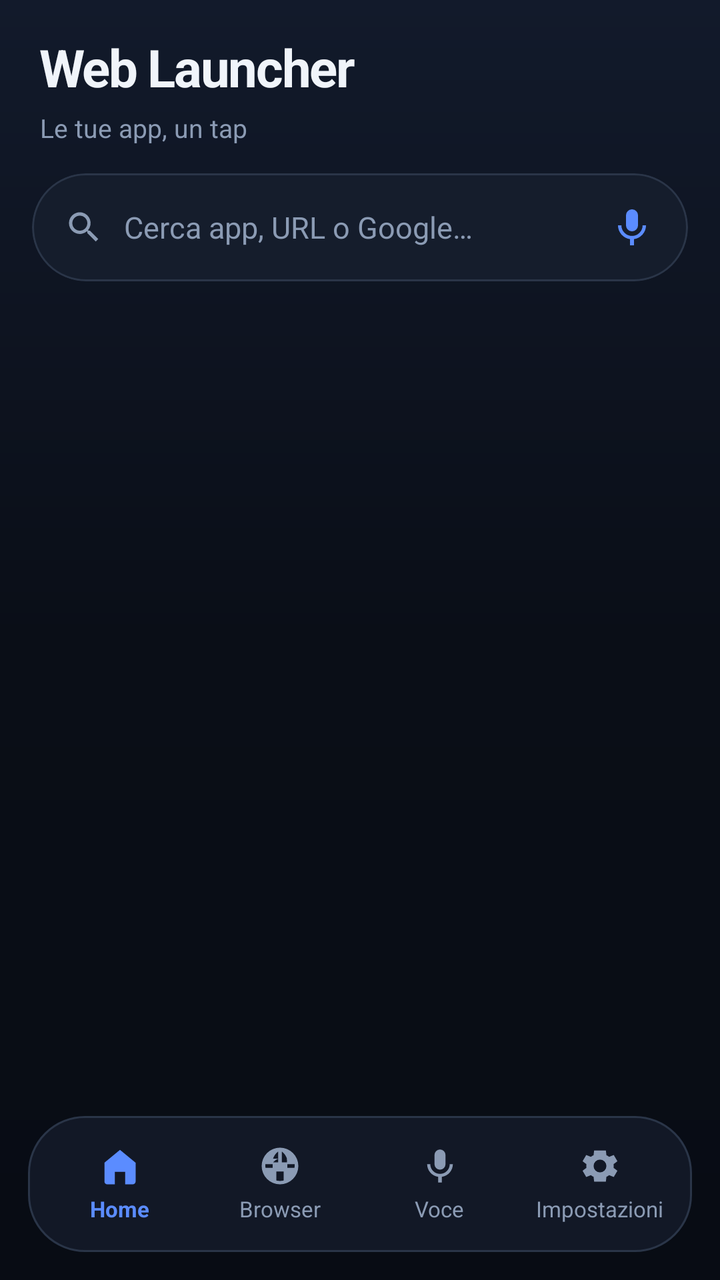
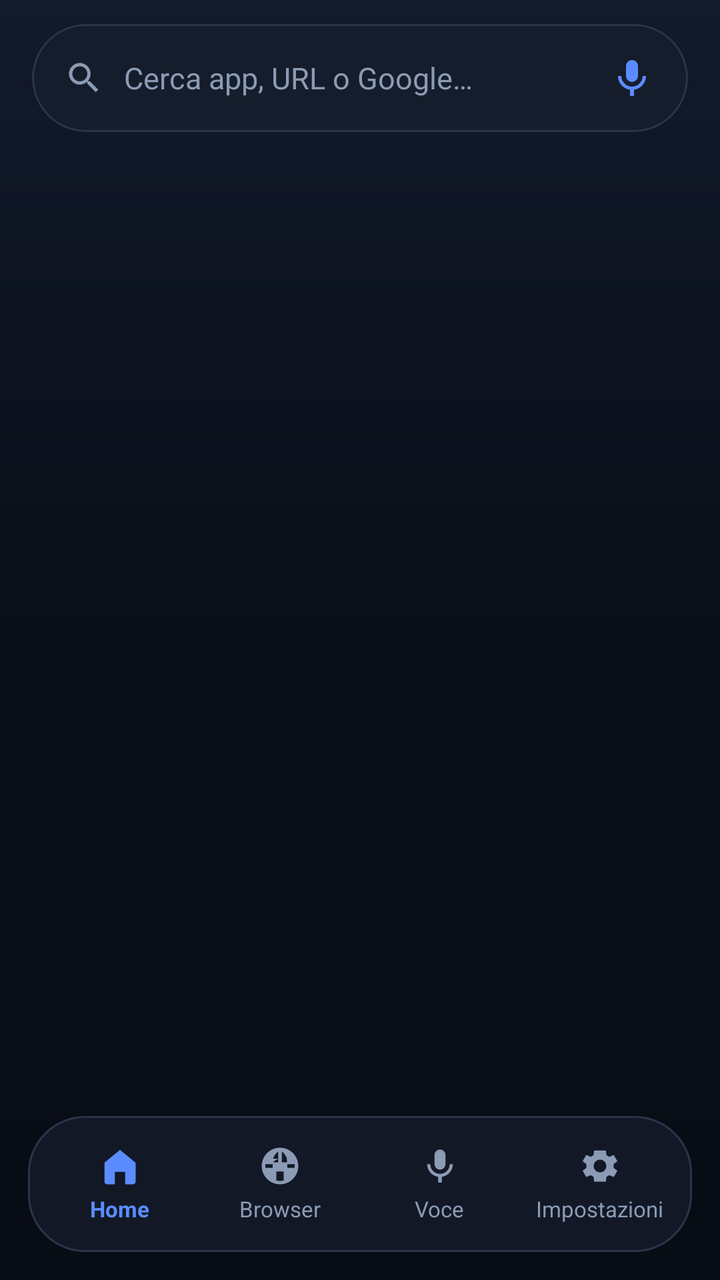

The first picture is an Android layout as it rendered before a commit; the second is the same layout after the commit. The layout source and the unified diff follow.
<!-- AndroidManifest.xml: activity theme Theme.WebLauncher -->
<!-- res/layout/activity_main.xml -->
<?xml version="1.0" encoding="utf-8"?>
<androidx.constraintlayout.widget.ConstraintLayout
    xmlns:android="http://schemas.android.com/apk/res/android"
    xmlns:app="http://schemas.android.com/apk/res-auto"
    android:layout_width="match_parent"
    android:layout_height="match_parent"
    android:background="@drawable/bg_screen">

    <LinearLayout
        android:id="@+id/homePanel"
        android:layout_width="0dp"
        android:layout_height="0dp"
        android:orientation="vertical"
        app:layout_constraintTop_toTopOf="parent"
        app:layout_constraintBottom_toTopOf="@id/bottomBar"
        app:layout_constraintStart_toStartOf="parent"
        app:layout_constraintEnd_toEndOf="parent">

        <LinearLayout
            android:id="@+id/header"
            android:layout_width="match_parent"
            android:layout_height="wrap_content"
            android:orientation="vertical"
            android:paddingHorizontal="16dp"
            android:paddingTop="16dp"
            android:paddingBottom="8dp"
            android:background="@android:color/transparent">

            <TextView
                android:layout_width="wrap_content"
                android:layout_height="wrap_content"
                android:text="Web Launcher"
                android:textColor="@color/text"
                android:textSize="26sp"
                android:textStyle="bold"
                android:letterSpacing="-0.03"
                android:layout_marginBottom="4dp"
                android:layout_marginStart="4dp" />

            <TextView
                android:layout_width="wrap_content"
                android:layout_height="wrap_content"
                android:text="Le tue app, un tap"
                android:textColor="@color/text_muted"
                android:textSize="13sp"
                android:layout_marginBottom="14dp"
                android:layout_marginStart="4dp" />

            <com.google.android.material.card.MaterialCardView
                android:layout_width="match_parent"
                android:layout_height="54dp"
                app:cardCornerRadius="27dp"
                app:cardBackgroundColor="@color/search_bg"
                app:cardElevation="0dp"
                app:strokeWidth="1dp"
                app:strokeColor="@color/stroke">

                <LinearLayout
                    android:layout_width="match_parent"
                    android:layout_height="match_parent"
                    android:orientation="horizontal"
                    android:gravity="center_vertical"
                    android:paddingStart="16dp"
                    android:paddingEnd="6dp">

                    <ImageView
                        android:layout_width="20dp"
                        android:layout_height="20dp"
                        android:src="@drawable/ic_search"
                        app:tint="@color/text_muted"
                        android:contentDescription="@null" />

                    <EditText
                        android:id="@+id/searchInput"
                        android:layout_width="0dp"
                        android:layout_height="match_parent"
                        android:layout_weight="1"
                        android:layout_marginStart="10dp"
                        android:background="@android:color/transparent"
                        android:hint="@string/search_hint"
                        android:textColorHint="@color/text_muted"
                        android:textColor="@color/text"
                        android:textSize="15sp"
                        android:inputType="text"
                        android:imeOptions="actionSearch"
                        android:maxLines="1"
                        android:importantForAutofill="no" />

                    <ImageButton
                        android:id="@+id/btnMic"
                        android:layout_width="44dp"
                        android:layout_height="44dp"
                        android:background="?attr/selectableItemBackgroundBorderless"
                        android:src="@drawable/ic_nav_mic"
                        android:contentDescription="@string/voice"
                        app:tint="@color/accent" />
                </LinearLayout>
            </com.google.android.material.card.MaterialCardView>
        </LinearLayout>

        <TextView
            android:id="@+id/webSearchHint"
            android:layout_width="match_parent"
            android:layout_height="wrap_content"
            android:paddingHorizontal="20dp"
            android:paddingTop="8dp"
            android:paddingBottom="2dp"
            android:textColor="@color/accent"
            android:textSize="13sp"
            android:textStyle="bold"
            android:visibility="gone" />

        <androidx.recyclerview.widget.RecyclerView
            android:id="@+id/recycler"
            android:layout_width="match_parent"
            android:layout_height="0dp"
            android:layout_weight="1"
            android:clipToPadding="false"
            android:paddingHorizontal="10dp"
            android:paddingTop="4dp"
            android:paddingBottom="16dp" />
    </LinearLayout>

    <LinearLayout
        android:id="@+id/browserPanel"
        android:layout_width="0dp"
        android:layout_height="0dp"
        android:orientation="vertical"
        android:visibility="gone"
        app:layout_constraintTop_toTopOf="parent"
        app:layout_constraintBottom_toTopOf="@id/bottomBar"
        app:layout_constraintStart_toStartOf="parent"
        app:layout_constraintEnd_toEndOf="parent">

        <LinearLayout
            android:layout_width="match_parent"
            android:layout_height="52dp"
            android:orientation="horizontal"
            android:gravity="center_vertical"
            android:background="@color/bg_elevated"
            android:paddingHorizontal="6dp">

            <ImageButton android:id="@+id/btnWebBack" android:layout_width="42dp" android:layout_height="42dp" android:background="?attr/selectableItemBackgroundBorderless" android:src="@android:drawable/ic_media_previous" app:tint="@color/text" android:contentDescription="Indietro" />
            <ImageButton android:id="@+id/btnWebForward" android:layout_width="42dp" android:layout_height="42dp" android:background="?attr/selectableItemBackgroundBorderless" android:src="@android:drawable/ic_media_next" app:tint="@color/text" android:contentDescription="Avanti" />
            <ImageButton android:id="@+id/btnWebRefresh" android:layout_width="42dp" android:layout_height="42dp" android:background="?attr/selectableItemBackgroundBorderless" android:src="@android:drawable/ic_popup_sync" app:tint="@color/text" android:contentDescription="Aggiorna" />

            <TextView android:id="@+id/webTitle" android:layout_width="0dp" android:layout_height="wrap_content" android:layout_weight="1" android:textColor="@color/text" android:textSize="13sp" android:maxLines="1" android:ellipsize="end" android:paddingHorizontal="8dp" android:textStyle="bold" />

            <ImageButton
                android:id="@+id/btnWebAdd"
                android:layout_width="42dp"
                android:layout_height="42dp"
                android:background="?attr/selectableItemBackgroundBorderless"
                android:src="@android:drawable/btn_star_big_off"
                app:tint="@color/star"
                android:contentDescription="Aggiungi a home" />

            <ImageButton android:id="@+id/btnWebExternal" android:layout_width="42dp" android:layout_height="42dp" android:background="?attr/selectableItemBackgroundBorderless" android:src="@android:drawable/ic_menu_share" app:tint="@color/text_muted" android:contentDescription="Apri esterno" />
            <ImageButton android:id="@+id/btnWebClose" android:layout_width="42dp" android:layout_height="42dp" android:background="?attr/selectableItemBackgroundBorderless" android:src="@android:drawable/ic_menu_close_clear_cancel" app:tint="@color/danger" android:contentDescription="Chiudi" />
        </LinearLayout>

        <ProgressBar android:id="@+id/webProgress" style="?android:attr/progressBarStyleHorizontal" android:layout_width="match_parent" android:layout_height="3dp" android:max="100" android:progress="0" android:progressTint="@color/accent" android:visibility="gone" />

        <WebView android:id="@+id/webView" android:layout_width="match_parent" android:layout_height="0dp" android:layout_weight="1" />
    </LinearLayout>

    <FrameLayout
        android:id="@+id/bottomBar"
        android:layout_width="0dp"
        android:layout_height="wrap_content"
        android:paddingHorizontal="14dp"
        android:paddingBottom="14dp"
        android:paddingTop="6dp"
        android:background="@android:color/transparent"
        app:layout_constraintBottom_toBottomOf="parent"
        app:layout_constraintStart_toStartOf="parent"
        app:layout_constraintEnd_toEndOf="parent">

        <LinearLayout
            android:layout_width="match_parent"
            android:layout_height="68dp"
            android:orientation="horizontal"
            android:gravity="center"
            android:background="@drawable/bg_bottom_bar"
            android:paddingHorizontal="6dp">

            <LinearLayout android:id="@+id/navHome" android:layout_width="0dp" android:layout_height="match_parent" android:layout_weight="1" android:orientation="vertical" android:gravity="center" android:background="?attr/selectableItemBackgroundBorderless" android:paddingVertical="6dp">
                <ImageView android:id="@+id/iconHome" android:layout_width="22dp" android:layout_height="22dp" android:src="@drawable/ic_nav_home" app:tint="@color/accent" android:contentDescription="@string/home" />
                <TextView android:id="@+id/labelHome" android:layout_width="wrap_content" android:layout_height="wrap_content" android:text="@string/home" android:textColor="@color/accent" android:textSize="11sp" android:textStyle="bold" android:layout_marginTop="3dp" />
            </LinearLayout>

            <LinearLayout android:id="@+id/navBrowser" android:layout_width="0dp" android:layout_height="match_parent" android:layout_weight="1" android:orientation="vertical" android:gravity="center" android:background="?attr/selectableItemBackgroundBorderless" android:paddingVertical="6dp">
                <ImageView android:id="@+id/iconBrowser" android:layout_width="22dp" android:layout_height="22dp" android:src="@drawable/ic_nav_browser" app:tint="@color/text_muted" android:contentDescription="Browser" />
                <TextView android:id="@+id/labelBrowser" android:layout_width="wrap_content" android:layout_height="wrap_content" android:text="Browser" android:textColor="@color/text_muted" android:textSize="11sp" android:layout_marginTop="3dp" />
            </LinearLayout>

            <LinearLayout android:id="@+id/navVoice" android:layout_width="0dp" android:layout_height="match_parent" android:layout_weight="1" android:orientation="vertical" android:gravity="center" android:background="?attr/selectableItemBackgroundBorderless" android:paddingVertical="6dp">
                <ImageView android:layout_width="22dp" android:layout_height="22dp" android:src="@drawable/ic_nav_mic" app:tint="@color/text_muted" android:contentDescription="@string/voice" />
                <TextView android:layout_width="wrap_content" android:layout_height="wrap_content" android:text="@string/voice" android:textColor="@color/text_muted" android:textSize="11sp" android:layout_marginTop="3dp" />
            </LinearLayout>

            <LinearLayout android:id="@+id/navSettings" android:layout_width="0dp" android:layout_height="match_parent" android:layout_weight="1" android:orientation="vertical" android:gravity="center" android:background="?attr/selectableItemBackgroundBorderless" android:paddingVertical="6dp">
                <ImageView android:layout_width="22dp" android:layout_height="22dp" android:src="@drawable/ic_nav_settings" app:tint="@color/text_muted" android:contentDescription="@string/settings" />
                <TextView android:layout_width="wrap_content" android:layout_height="wrap_content" android:text="@string/settings" android:textColor="@color/text_muted" android:textSize="11sp" android:layout_marginTop="3dp" />
            </LinearLayout>
        </LinearLayout>
    </FrameLayout>

</androidx.constraintlayout.widget.ConstraintLayout>
<!-- resources referenced by this layout -->
<resources>
  <color name="accent">#5B8CFF</color>
  <color name="bg_elevated">#121826</color>
  <color name="danger">#FF6B7A</color>
  <color name="search_bg">#151D2C</color>
  <color name="star">#FFC14D</color>
  <color name="stroke">#2A3548</color>
  <color name="text">#F0F4FA</color>
  <color name="text_muted">#8B9BB4</color>
  <!-- drawable bg_bottom_bar (drawable) -->
  <?xml version="1.0" encoding="utf-8"?>
  <shape xmlns:android="http://schemas.android.com/apk/res/android" android:shape="rectangle">
      <solid android:color="@color/bg_elevated" />
      <corners android:radius="28dp" />
      <stroke android:width="1dp" android:color="@color/stroke" />
  </shape>
  <!-- drawable bg_screen (drawable) -->
  <?xml version="1.0" encoding="utf-8"?>
  <shape xmlns:android="http://schemas.android.com/apk/res/android" android:shape="rectangle">
      <gradient
          android:angle="270"
          android:startColor="#121A2B"
          android:centerColor="#0A0E17"
          android:endColor="#080C14" />
  </shape>
  <!-- drawable ic_nav_browser (drawable) -->
  <?xml version="1.0" encoding="utf-8"?>
  <vector xmlns:android="http://schemas.android.com/apk/res/android"
      android:width="24dp" android:height="24dp" android:viewportWidth="24" android:viewportHeight="24">
      <path android:fillColor="#FFFFFFFF" android:pathData="M12,2 A10,10 0 1,0 12,22 A10,10 0 1,0 12,2 Z M11,4.1 V8 H8.2 A8,8 0 0,1 11,4.1 Z M13,4.1 A8,8 0 0,1 15.8,8 H13 Z M4.1,13 A8,8 0 0,1 4,11 H8 V13 Z M8,15 H4.2 A8,8 0 0,0 8,19.6 V15 Z M10,19.9 V15 H14 V19.9 A8,8 0 0,1 10,19.9 Z M16,19.6 A8,8 0 0,0 19.8,15 H16 Z M19.9,13 H16 V11 H20 A8,8 0 0,1 19.9,13 Z M15.8,10 H13 V8 H15.7 A8.2,8.2 0 0,1 15.8,10 Z M10,10 H8.2 A8,8 0 0,1 11,8 V10 Z"/>
  </vector>
  <!-- drawable ic_nav_home (drawable) -->
  <?xml version="1.0" encoding="utf-8"?>
  <vector xmlns:android="http://schemas.android.com/apk/res/android"
      android:width="24dp" android:height="24dp" android:viewportWidth="24" android:viewportHeight="24">
      <path android:fillColor="#FFFFFFFF" android:pathData="M12,3.2 L3.5,10.2 V20.5 C3.5,21.3 4.2,22 5,22 H9.2 V15.2 H14.8 V22 H19 C19.8,22 20.5,21.3 20.5,20.5 V10.2 Z"/>
  </vector>
  <!-- drawable ic_nav_mic (drawable) -->
  <?xml version="1.0" encoding="utf-8"?>
  <vector xmlns:android="http://schemas.android.com/apk/res/android"
      android:width="24dp" android:height="24dp" android:viewportWidth="24" android:viewportHeight="24">
      <path android:fillColor="#FFFFFFFF" android:pathData="M12,14 A3,3 0 0,0 15,11 V6 A3,3 0 0,0 9,6 V11 A3,3 0 0,0 12,14 Z M17.3,11 A5.3,5.3 0 0,1 6.7,11 H5 A7,7 0 0,0 11,17.9 V21 H13 V17.9 A7,7 0 0,0 19,11 Z"/>
  </vector>
  <!-- drawable ic_nav_settings (drawable) -->
  <?xml version="1.0" encoding="utf-8"?>
  <vector xmlns:android="http://schemas.android.com/apk/res/android"
      android:width="24dp" android:height="24dp" android:viewportWidth="24" android:viewportHeight="24">
      <path android:fillColor="#FFFFFFFF" android:pathData="M19.4,13 A7.8,7.8 0 0,0 19.5,12 A7.8,7.8 0 0,0 19.4,11 L21.5,9.4 L19.5,6 L17,7 A7,7 0 0,0 15.5,6.1 L15.2,3.5 H8.8 L8.5,6.1 A7,7 0 0,0 7,7 L4.5,6 L2.5,9.4 L4.6,11 A7.8,7.8 0 0,0 4.5,12 A7.8,7.8 0 0,0 4.6,13 L2.5,14.6 L4.5,18 L7,17 A7,7 0 0,0 8.5,17.9 L8.8,20.5 H15.2 L15.5,17.9 A7,7 0 0,0 17,17 L19.5,18 L21.5,14.6 Z M12,15.5 A3.5,3.5 0 1,1 12,8.5 A3.5,3.5 0 0,1 12,15.5 Z"/>
  </vector>
  <!-- drawable ic_search (drawable) -->
  <?xml version="1.0" encoding="utf-8"?>
  <vector xmlns:android="http://schemas.android.com/apk/res/android"
      android:width="24dp" android:height="24dp" android:viewportWidth="24" android:viewportHeight="24">
      <path android:fillColor="#FFFFFFFF" android:pathData="M15.5,14 H14.7 L14.4,13.7 A6.5,6.5 0 1,0 13.7,14.4 L14,14.7 V15.5 L19,20.5 L20.5,19 Z M9.5,14 A4.5,4.5 0 1,1 9.5,5 A4.5,4.5 0 0,1 9.5,14 Z"/>
  </vector>
  <string name="home">Home</string>
  <string name="search_hint">Cerca app, URL o Google\u2026</string>
  <string name="settings">Impostazioni</string>
  <string name="voice">Voce</string>
  <color name="bg">#0A0E17</color>
  <!-- unchanged entries left out for length: 1 -->
</resources>

<!-- the commit's change to res/layout/activity_main.xml (unified diff, before → after) -->
@@ -22,29 +22,9 @@
             android:layout_height="wrap_content"
             android:orientation="vertical"
             android:paddingHorizontal="16dp"
-            android:paddingTop="16dp"
+            android:paddingTop="12dp"
             android:paddingBottom="8dp"
             android:background="@android:color/transparent">
-
-            <TextView
-                android:layout_width="wrap_content"
-                android:layout_height="wrap_content"
-                android:text="Web Launcher"
-                android:textColor="@color/text"
-                android:textSize="26sp"
-                android:textStyle="bold"
-                android:letterSpacing="-0.03"
-                android:layout_marginBottom="4dp"
-                android:layout_marginStart="4dp" />
-
-            <TextView
-                android:layout_width="wrap_content"
-                android:layout_height="wrap_content"
-                android:text="Le tue app, un tap"
-                android:textColor="@color/text_muted"
-                android:textSize="13sp"
-                android:layout_marginBottom="14dp"
-                android:layout_marginStart="4dp" />
 
             <com.google.android.material.card.MaterialCardView
                 android:layout_width="match_parent"
